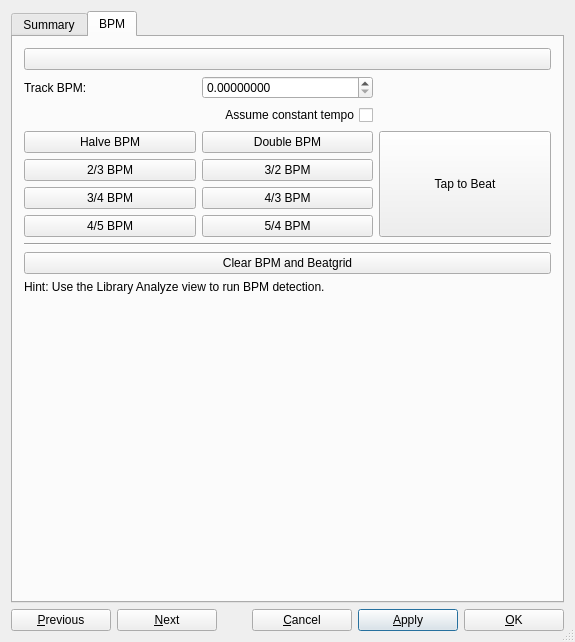
The window that src/library/dlgtrackinfo.ui (mixxxdj/mixxx) describes before a commit, drawn with Qt 5.
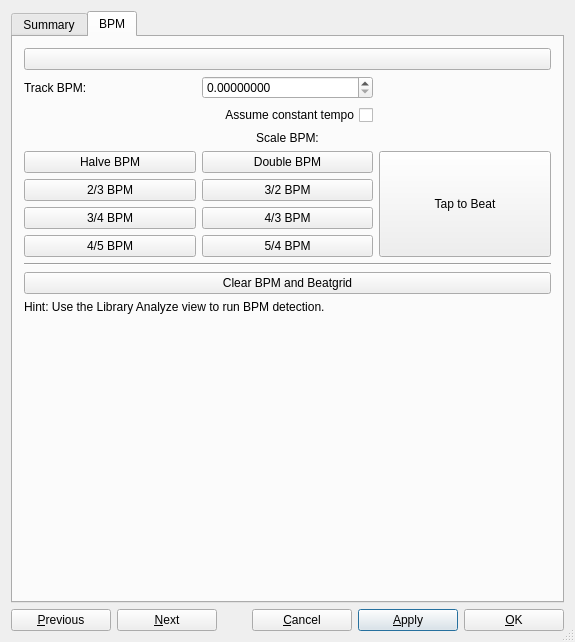
The same window after the commit. The open tabs and pages were chosen to show the change.

Commit message: dlgtrackinfo: add Scale BPM header above scaling buttons

What changed in the file:
```diff
--- a/src/library/dlgtrackinfo.ui
+++ b/src/library/dlgtrackinfo.ui
@@ -781,7 +781,17 @@
              </property>
             </widget>
            </item>
-           <item row="2" column="0">
+           <item row="2" column="0" colspan="3">
+            <widget class="QLabel" name="labelScaleBpm">
+             <property name="text">
+              <string>Scale BPM:</string>
+             </property>
+             <property name="alignment">
+              <set>Qt::AlignHCenter|Qt::AlignVCenter</set>
+             </property>
+            </widget>
+           </item>
+           <item row="3" column="0">
             <widget class="QPushButton" name="bpmHalve">
              <property name="toolTip">
               <string>Sets the BPM to 50% of the current value.</string>
@@ -791,7 +801,7 @@
              </property>
             </widget>
            </item>
-           <item row="2" column="1">
+           <item row="3" column="1">
             <widget class="QPushButton" name="bpmDouble">
              <property name="toolTip">
               <string>Sets the BPM to 200% of the current value.</string>
@@ -801,7 +811,7 @@
              </property>
             </widget>
            </item>
-           <item row="3" column="0">
+           <item row="4" column="0">
             <widget class="QPushButton" name="bpmTwoThirds">
              <property name="toolTip">
               <string>Sets the BPM to 66% of the current value.</string>
@@ -811,7 +821,7 @@
              </property>
             </widget>
            </item>
-           <item row="3" column="1">
+           <item row="4" column="1">
             <widget class="QPushButton" name="bpmThreeHalves">
              <property name="toolTip">
               <string>Sets the BPM to 150% of the current value.</string>
@@ -821,7 +831,7 @@
              </property>
             </widget>
            </item>
-           <item row="4" column="0">
+           <item row="5" column="0">
             <widget class="QPushButton" name="bpmThreeFourths">
              <property name="toolTip">
               <string>Sets the BPM to 75% of the current value.</string>
@@ -831,7 +841,7 @@
              </property>
             </widget>
            </item>
-           <item row="4" column="1">
+           <item row="5" column="1">
             <widget class="QPushButton" name="bpmFourThirds">
              <property name="toolTip">
               <string>Sets the BPM to 133% of the current value.</string>
@@ -841,7 +851,7 @@
              </property>
             </widget>
            </item>
-           <item row="5" column="0">
+           <item row="6" column="0">
             <widget class="QPushButton" name="bpmFourFifths">
              <property name="toolTip">
               <string>Sets the BPM to 80% of the current value.</string>
@@ -851,7 +861,7 @@
              </property>
             </widget>
            </item>
-           <item row="5" column="1">
+           <item row="6" column="1">
             <widget class="QPushButton" name="bpmFiveFourths">
              <property name="toolTip">
               <string>Sets the BPM to 125% of the current value.</string>
@@ -861,7 +871,7 @@
              </property>
             </widget>
            </item>
-           <item row="2" column="2" rowspan="4">
+           <item row="3" column="2" rowspan="4">
             <widget class="QPushButton" name="bpmTap">
              <property name="sizePolicy">
               <sizepolicy hsizetype="Preferred" vsizetype="Preferred">
```
